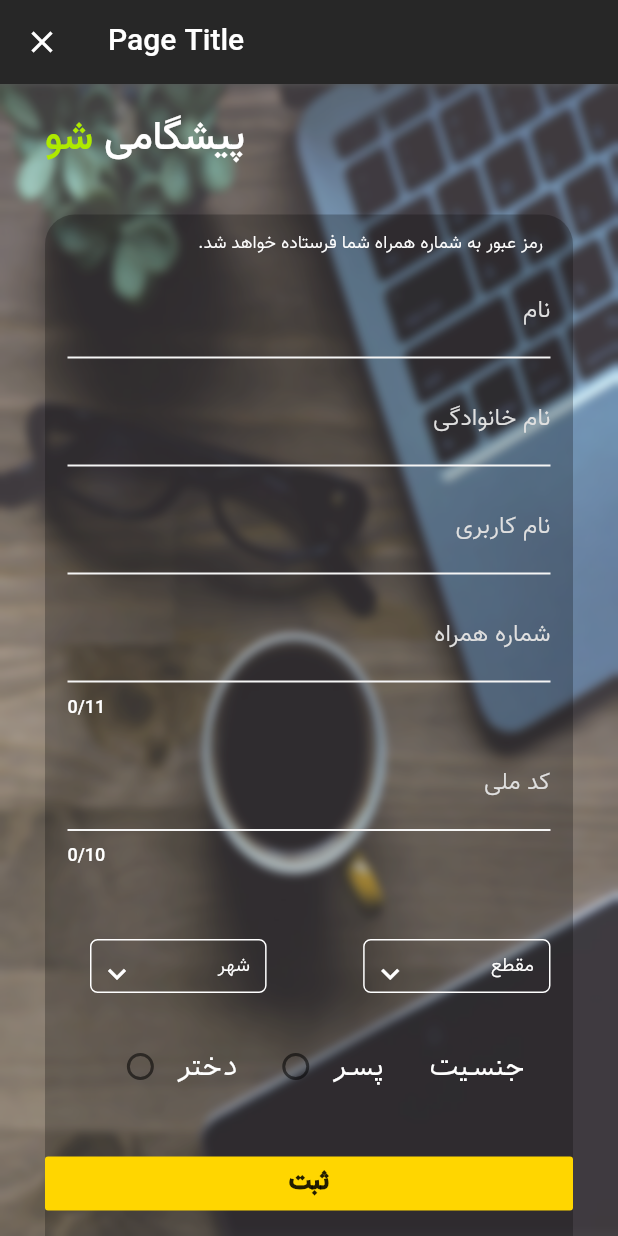
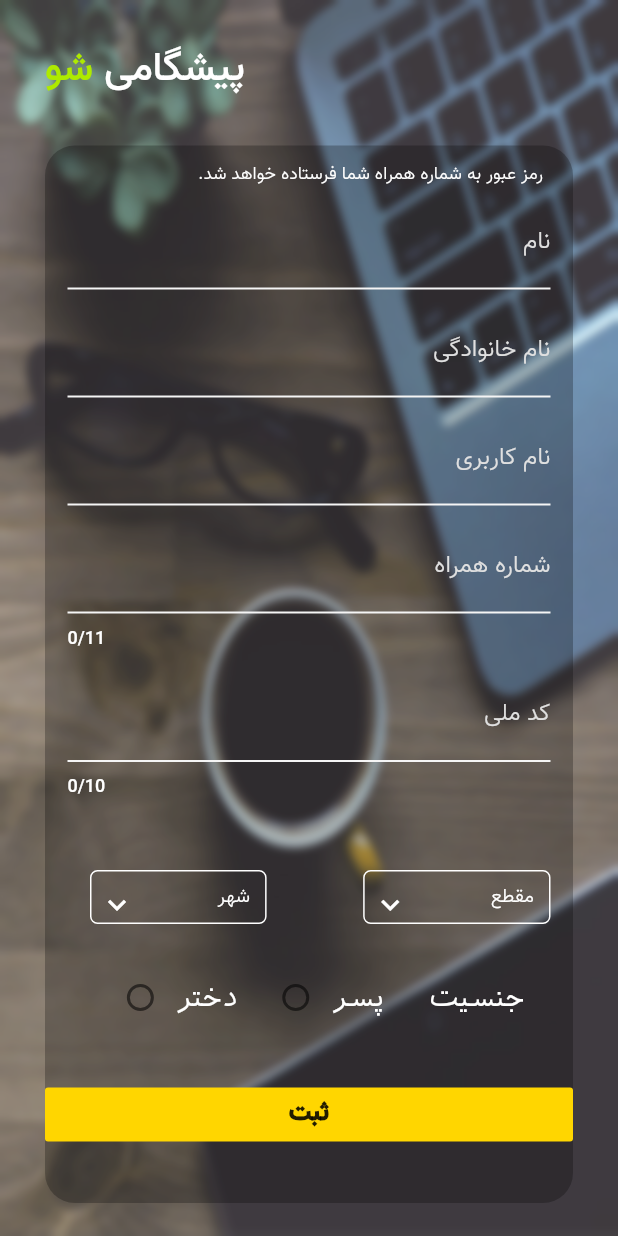
Before and after one commit to arvin2079/pishgam-tabbesh-application, a Flutter app: the SignUpPage screen opened directly, on a phone screen of 412 x 824 dp. Run offline on Flutter 3.47's test engine with Material 2 defaults, Android fonts, the phone set to English and light mode, and no system bars; our stand-ins replace bloc, carousel_slider, flutter_bloc, flutter_spinkit; missing offline and left inert: slide_countdown_clock.

Commit message:
sign up appbar removed

```diff
--- a/lib/screens/signup_page.dart
+++ b/lib/screens/signup_page.dart
@@ -125,19 +125,10 @@ class _SignUpPageState extends State<SignUpPage> {
 
   @override
   Widget build(BuildContext context) {
-    return Scaffold(
+    return SafeArea(
+      child: Scaffold(
         resizeToAvoidBottomInset: false,
         backgroundColor: Color(0xFF424242),
-      appBar: AppBar(
-        elevation: 0,
-        title: Text('Page Title'),
-        leading: IconButton(
-          icon: Icon(Icons.close),
-          onPressed: () {
-            Navigator.pop(context);
-          },
-        ),
-      ),
         body: Container(
           decoration: BoxDecoration(
             image: DecorationImage(
@@ -155,7 +146,7 @@ class _SignUpPageState extends State<SignUpPage> {
                   crossAxisAlignment: CrossAxisAlignment.start,
                   children: <Widget>[
                     Padding(
-                    padding: const EdgeInsets.only(left: 30, top: 15),
+                      padding: const EdgeInsets.only(left: 30, top: 25),
                       child: RichText(
                         textDirection: TextDirection.rtl,
                         text: TextSpan(
@@ -319,6 +310,7 @@ class _SignUpPageState extends State<SignUpPage> {
             ),
           ),
         ),
+      ),
     );
   }
 }
```
Lines whose indentation alone changed are shown as unchanged.
